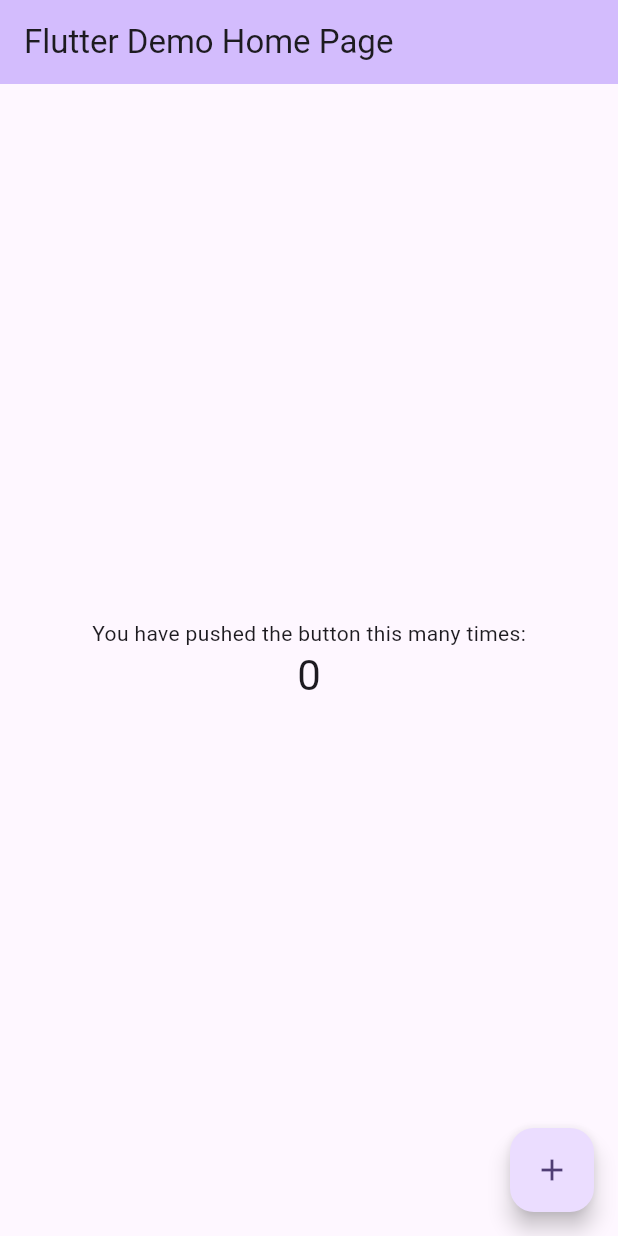
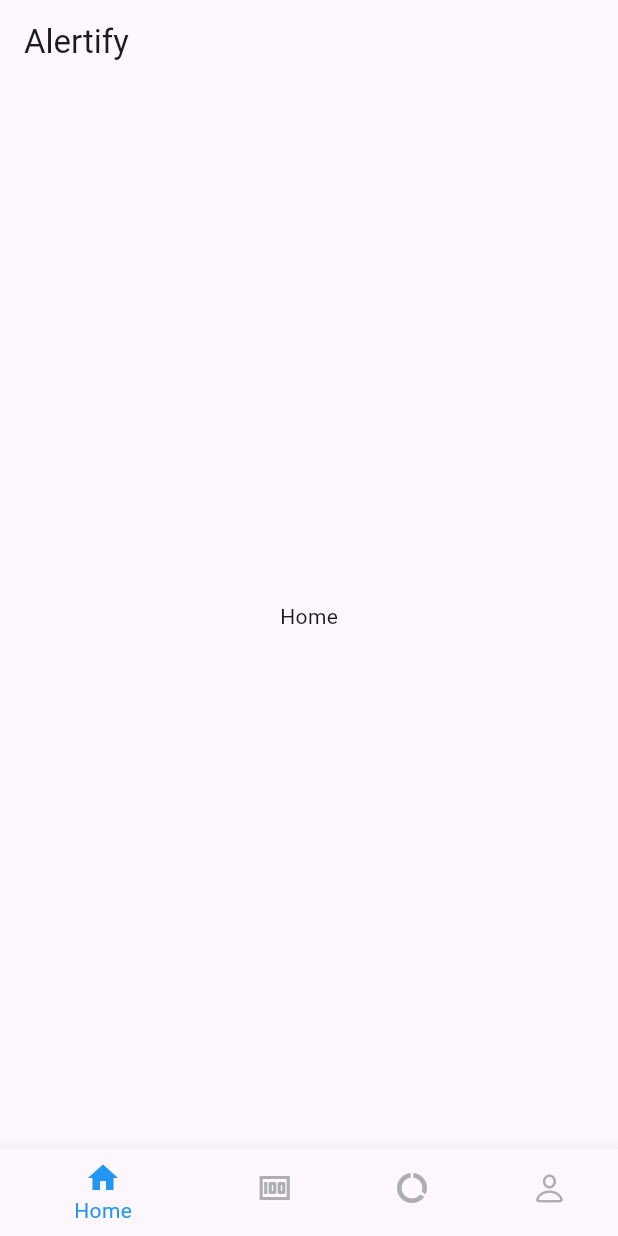
Before and after one commit to DeepakKumbhar-123/Project, a Flutter app: the screen it shows after launch, on a phone screen of 412 x 824 dp. Run offline on Flutter 3.47's test engine with Material 3 defaults, Android fonts, the phone set to English and light mode, and no system bars.

Commit message:
bottom navigation bar added

```diff
--- a/lib/main.dart
+++ b/lib/main.dart
@@ -1,3 +1,4 @@
+import 'package:alertify/screens/bottomBar.dart';
 import 'package:flutter/material.dart';
 
 void main() {
@@ -13,113 +14,11 @@ class MyApp extends StatelessWidget {
     return MaterialApp(
       title: 'Flutter Demo',
       theme: ThemeData(
-        // This is the theme of your application.
-        //
-        // TRY THIS: Try running your application with "flutter run". You'll see
-        // the application has a purple toolbar. Then, without quitting the app,
-        // try changing the seedColor in the colorScheme below to Colors.green
-        // and then invoke "hot reload" (save your changes or press the "hot
-        // reload" button in a Flutter-supported IDE, or press "r" if you used
-        // the command line to start the app).
-        //
-        // Notice that the counter didn't reset back to zero; the application
-        // state is not lost during the reload. To reset the state, use hot
-        // restart instead.
-        //
-        // This works for code too, not just values: Most code changes can be
-        // tested with just a hot reload.
+
         colorScheme: ColorScheme.fromSeed(seedColor: Colors.deepPurple),
         useMaterial3: true,
       ),
-      home: const MyHomePage(title: 'Flutter Demo Home Page'),
+      home: const appBottom()
     );
   }
 }
-
-class MyHomePage extends StatefulWidget {
-  const MyHomePage({super.key, required this.title});
-
-  // This widget is the home page of your application. It is stateful, meaning
-  // that it has a State object (defined below) that contains fields that affect
-  // how it looks.
-
-  // This class is the configuration for the state. It holds the values (in this
-  // case the title) provided by the parent (in this case the App widget) and
-  // used by the build method of the State. Fields in a Widget subclass are
-  // always marked "final".
-
-  final String title;
-
-  @override
-  State<MyHomePage> createState() => _MyHomePageState();
-}
-
-class _MyHomePageState extends State<MyHomePage> {
-  int _counter = 0;
-
-  void _incrementCounter() {
-    setState(() {
-      // This call to setState tells the Flutter framework that something has
-      // changed in this State, which causes it to rerun the build method below
-      // so that the display can reflect the updated values. If we changed
-      // _counter without calling setState(), then the build method would not be
-      // called again, and so nothing would appear to happen.
-      _counter++;
-    });
-  }
-
-  @override
-  Widget build(BuildContext context) {
-    // This method is rerun every time setState is called, for instance as done
-    // by the _incrementCounter method above.
-    //
-    // The Flutter framework has been optimized to make rerunning build methods
-    // fast, so that you can just rebuild anything that needs updating rather
-    // than having to individually change instances of widgets.
-    return Scaffold(
-      appBar: AppBar(
-        // TRY THIS: Try changing the color here to a specific color (to
-        // Colors.amber, perhaps?) and trigger a hot reload to see the AppBar
-        // change color while the other colors stay the same.
-        backgroundColor: Theme.of(context).colorScheme.inversePrimary,
-        // Here we take the value from the MyHomePage object that was created by
-        // the App.build method, and use it to set our appbar title.
-        title: Text(widget.title),
-      ),
-      body: Center(
-        // Center is a layout widget. It takes a single child and positions it
-        // in the middle of the parent.
-        child: Column(
-          // Column is also a layout widget. It takes a list of children and
-          // arranges them vertically. By default, it sizes itself to fit its
-          // children horizontally, and tries to be as tall as its parent.
-          //
-          // Column has various properties to control how it sizes itself and
-          // how it positions its children. Here we use mainAxisAlignment to
-          // center the children vertically; the main axis here is the vertical
-          // axis because Columns are vertical (the cross axis would be
-          // horizontal).
-          //
-          // TRY THIS: Invoke "debug painting" (choose the "Toggle Debug Paint"
-          // action in the IDE, or press "p" in the console), to see the
-          // wireframe for each widget.
-          mainAxisAlignment: MainAxisAlignment.center,
-          children: <Widget>[
-            const Text(
-              'You have pushed the button this many times:',
-            ),
-            Text(
-              '$_counter',
-              style: Theme.of(context).textTheme.headlineMedium,
-            ),
-          ],
-        ),
-      ),
-      floatingActionButton: FloatingActionButton(
-        onPressed: _incrementCounter,
-        tooltip: 'Increment',
-        child: const Icon(Icons.add),
-      ), // This trailing comma makes auto-formatting nicer for build methods.
-    );
-  }
-}
--- /dev/null
+++ b/lib/screens/bottomBar.dart
@@ -0,0 +1,67 @@
+// import 'package:analyzebuddy/screens/homePage.dart';
+// import 'package:analyzebuddy/screens/userProfile.dart';
+import 'package:flutter/cupertino.dart';
+import 'package:flutter/material.dart';
+// import 'package:analyzebuddy/src/constants/colors.dart';
+
+
+class appBottom extends StatefulWidget {
+  const appBottom({super.key});
+
+  @override
+  State<appBottom> createState() => _appBottomState();
+}
+
+class _appBottomState extends State<appBottom> {
+  int SelectedPageIndex =0;
+
+  static final List<Widget> _WidgetsOptions = <Widget>[
+    // HomeScreen(),
+    const Text("Home"),
+
+    const Text("Biller"),
+    const Text("Data"),
+    const Text("Profile"),
+
+    // userProfile(),
+  ];
+
+  void onItemTapped(int index) {
+    setState((){
+      SelectedPageIndex = index;
+    });
+  }
+
+  @override
+  Widget build(BuildContext context) {
+    return Scaffold(
+        appBar: AppBar(
+          // backgroundColor: Colors.black.,
+          title: Text("Alertify")
+        ),
+        body: Center(child: _WidgetsOptions[SelectedPageIndex]),
+        bottomNavigationBar: BottomNavigationBar(
+          onTap: onItemTapped,
+          currentIndex: SelectedPageIndex,
+          elevation: 10,
+          unselectedItemColor: CupertinoColors.systemGrey2,
+          selectedItemColor: Colors.blue,
+          items: [
+            BottomNavigationBarItem(icon: Icon(CupertinoIcons.home),
+                activeIcon: Icon(Icons.home),
+                label: "Home"),
+
+            BottomNavigationBarItem(icon: Icon(Icons.money),
+                activeIcon: Icon(CupertinoIcons.money_dollar_circle_fill),
+                label: "Biller"),
+            BottomNavigationBarItem(icon: Icon(Icons.data_saver_off_sharp),
+                activeIcon: Icon(Icons.data_saver_on_sharp),
+                label: "Data"),
+            BottomNavigationBarItem(icon: Icon(CupertinoIcons.person),
+                activeIcon: Icon(Icons.person),
+                label: "Profile"),
+
+          ],
+        ));
+  }
+}
```
